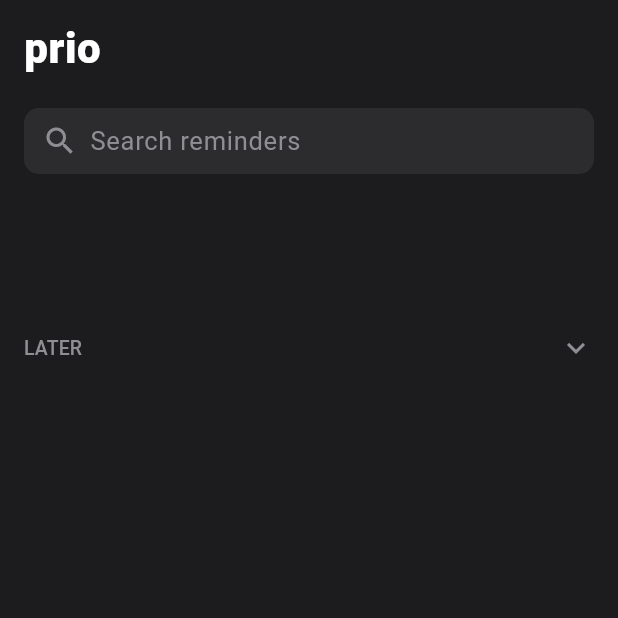
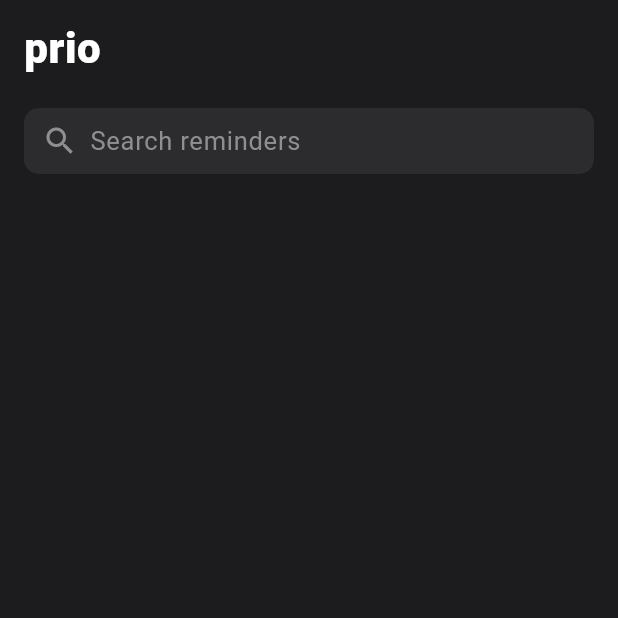
Before and after one commit to vardzz/Prio, a Flutter app: the screen it shows after launch, on a phone screen of 412 x 824 dp, the top half of it. Run offline on Flutter 3.47's test engine with Material 3 defaults, Android fonts, the phone set to English and light mode, and no system bars; our stand-ins replace flutter_local_notifications, flutter_riverpod, hive_ce, hive_ce_flutter, timezone; accounts and stored records are empty; Roboto replaces fonts that are missing (Satoshi).

```diff
--- a/lib/presentation/screens/home_screen.dart
+++ b/lib/presentation/screens/home_screen.dart
@@ -178,8 +178,6 @@ class HomeScreen extends ConsumerWidget {
                                 const SizedBox(height: 24),
                                 _buildUpcomingSection(ref, upcoming),
                                 const SizedBox(height: 24),
-                                _buildLaterSection(),
-                                const SizedBox(height: 24),
                                 _buildCompletedSection(context, ref, completed),
                                 const SizedBox(height: 40),
                               ],
@@ -297,8 +295,7 @@ class HomeScreen extends ConsumerWidget {
                             _buildTodaySection(ref, today),
                             const SizedBox(height: 24),
                             _buildUpcomingSection(ref, upcoming),
-                            const SizedBox(height: 24),
-                            _buildLaterSection(),
+
                             const SizedBox(height: 24),
                             _buildCompletedSection(context, ref, completed),
                           ],
@@ -527,20 +524,7 @@ class HomeScreen extends ConsumerWidget {
     );
   }
 
-  Widget _buildLaterSection() {
-    return const Column(
-      crossAxisAlignment: CrossAxisAlignment.start,
-      children: [
-        SectionHeader(
-          title: 'Later',
-          trailing: Icon(
-            Icons.expand_more,
-            color: Color(0xFF8E8E93),
-          ),
-        ),
-      ],
-    );
-  }
+
 
   void _handleCompletedTap(BuildContext context, WidgetRef ref, Reminder r) {
     showCupertinoModalPopup(
```
